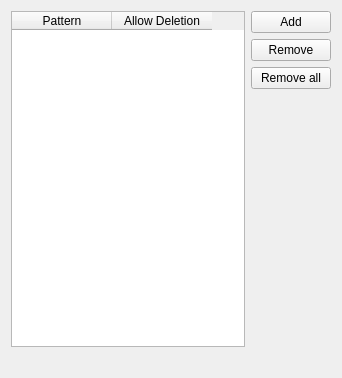
Old version of the form src/gui/ignorelisttablewidget.ui in the repository nextcloud/desktop.
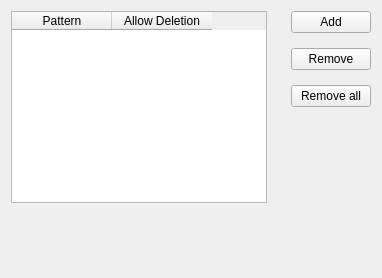
New version of the form.

Commit message:
style settings - ignorelisttablewidget
4c098926161b45c8144aae31d048b03234e85d88

```diff
--- a/src/gui/ignorelisttablewidget.ui
+++ b/src/gui/ignorelisttablewidget.ui
@@ -2,19 +2,22 @@
 <ui version="4.0">
  <class>OCC::IgnoreListTableWidget</class>
  <widget class="QWidget" name="OCC::IgnoreListTableWidget">
-  <property name="geometry">
-   <rect>
-    <x>0</x>
-    <y>0</y>
-    <width>342</width>
-    <height>378</height>
-   </rect>
-  </property>
   <property name="windowTitle">
    <string notr="true">IgnoreListTableWidget</string>
   </property>
-  <layout class="QGridLayout" name="gridLayout_2">
-   <item row="0" column="0" rowspan="4">
+        <layout class="QVBoxLayout" name="verticalBoxLayout">
+            <property name="bottomMargin">
+                <number>40</number>
+            </property>
+            <item>
+                <layout class="QHBoxLayout" name="horizontalBoxLayout">
+                    <property name="spacing">
+                        <number>24</number>
+                    </property>
+                    <property name="bottomMargin">
+                        <number>15</number>
+                    </property>
+                    <item>
     <widget class="QTableWidget" name="tableWidget">
      <property name="enabled">
       <bool>true</bool>
@@ -40,7 +43,15 @@
      </column>
     </widget>
    </item>
-   <item row="0" column="1">
+                    <item>
+                        <layout class="QVBoxLayout" name="verticalButtonLayout">
+                            <property name="spacing">
+                                <number>15</number>
+                            </property>
+                            <property name="alignment">
+                                <enum>Qt::AlignTop</enum>
+                            </property>
+                            <item>
     <widget class="QPushButton" name="addPushButton">
      <property name="enabled">
       <bool>true</bool>
@@ -50,7 +61,7 @@
      </property>
     </widget>
    </item>
-   <item row="1" column="1">
+                            <item>
     <widget class="QPushButton" name="removePushButton">
      <property name="enabled">
       <bool>true</bool>
@@ -60,36 +71,24 @@
      </property>
     </widget>
    </item>
-   <item row="2" column="1">
+                            <item>
     <widget class="QPushButton" name="removeAllPushButton">
      <property name="text">
       <string>Remove all</string>
      </property>
     </widget>
    </item>
-   <item row="3" column="1">
-    <spacer name="verticalSpacer">
-     <property name="enabled">
-      <bool>true</bool>
-     </property>
-     <property name="orientation">
-      <enum>Qt::Vertical</enum>
-     </property>
-     <property name="sizeHint" stdset="0">
-      <size>
-       <width>20</width>
-       <height>322</height>
-      </size>
-     </property>
-    </spacer>
-   </item>
-   <item row="4" column="0" colspan="2">
+                        </layout>
+                    </item>
+                </layout>
+            </item>
+            <item>
     <widget class="QLabel" name="descriptionLabel">
      <property name="enabled">
       <bool>true</bool>
      </property>
      <property name="sizePolicy">
-      <sizepolicy hsizetype="Preferred" vsizetype="Fixed">
+                        <sizepolicy hsizetype="Preferred" vsizetype="Expanding">
        <horstretch>0</horstretch>
        <verstretch>0</verstretch>
       </sizepolicy>
```
Left out of the diff: 6 changed lines with no effect on the pictures. Lines whose indentation alone changed are shown as unchanged. The commit also changes 2 other files.
